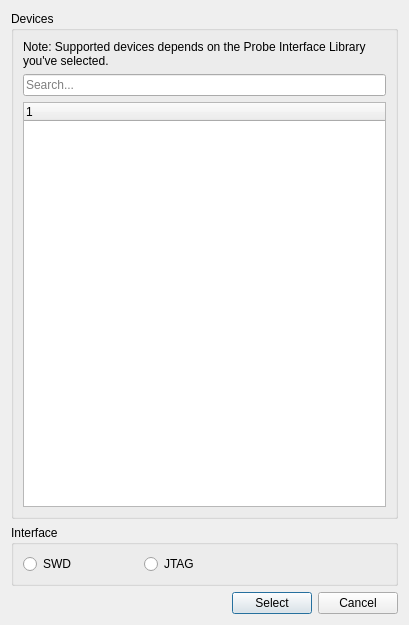
Before: the Qt Designer form ui/selectdevicedialog.ui in RigoLigoRLC/ProbeScope, drawn with Qt 5.
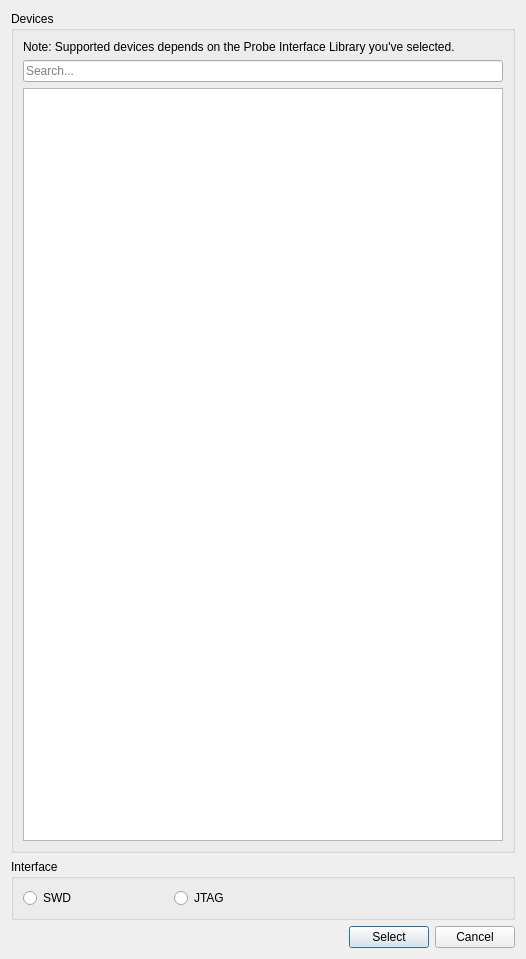
After: the same form once the commit is applied.

```diff
--- a/ui/selectdevicedialog.ui
+++ b/ui/selectdevicedialog.ui
@@ -6,8 +6,8 @@
    <rect>
     <x>0</x>
     <y>0</y>
-    <width>409</width>
-    <height>625</height>
+    <width>526</width>
+    <height>959</height>
    </rect>
   </property>
   <property name="windowTitle">
@@ -38,13 +38,7 @@
        </widget>
       </item>
       <item>
-       <widget class="QTreeWidget" name="treeDevices">
-        <column>
-         <property name="text">
-          <string notr="true">1</string>
-         </property>
-        </column>
-       </widget>
+       <widget class="QTreeView" name="treeDevices"/>
       </item>
      </layout>
     </widget>
```
